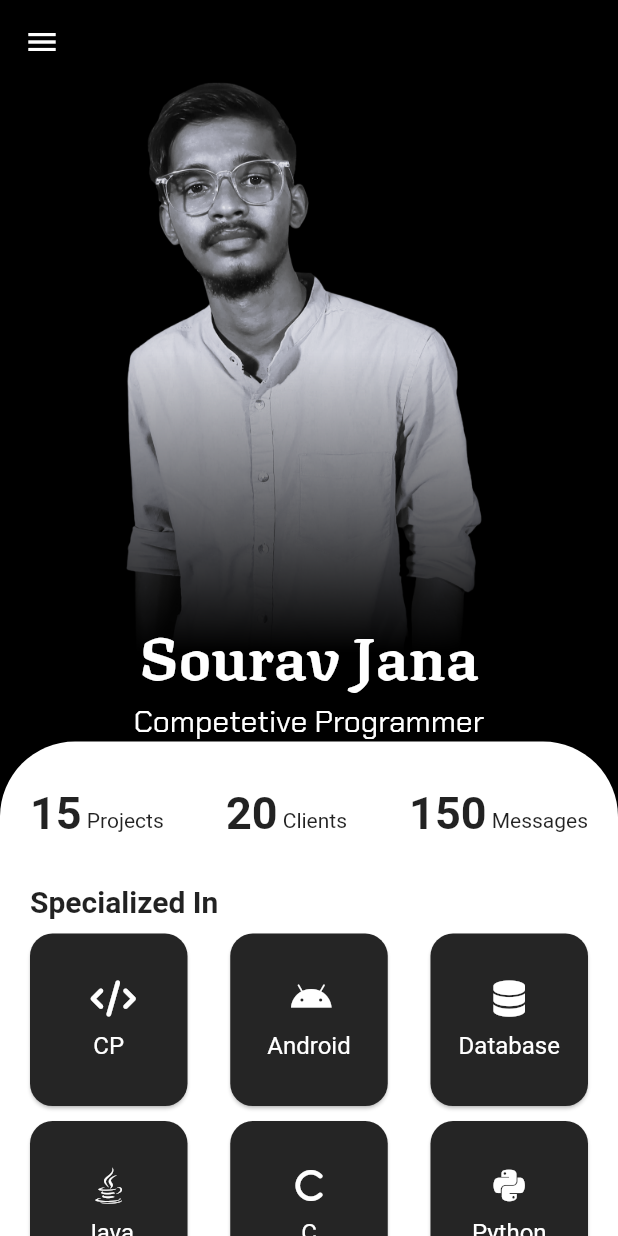
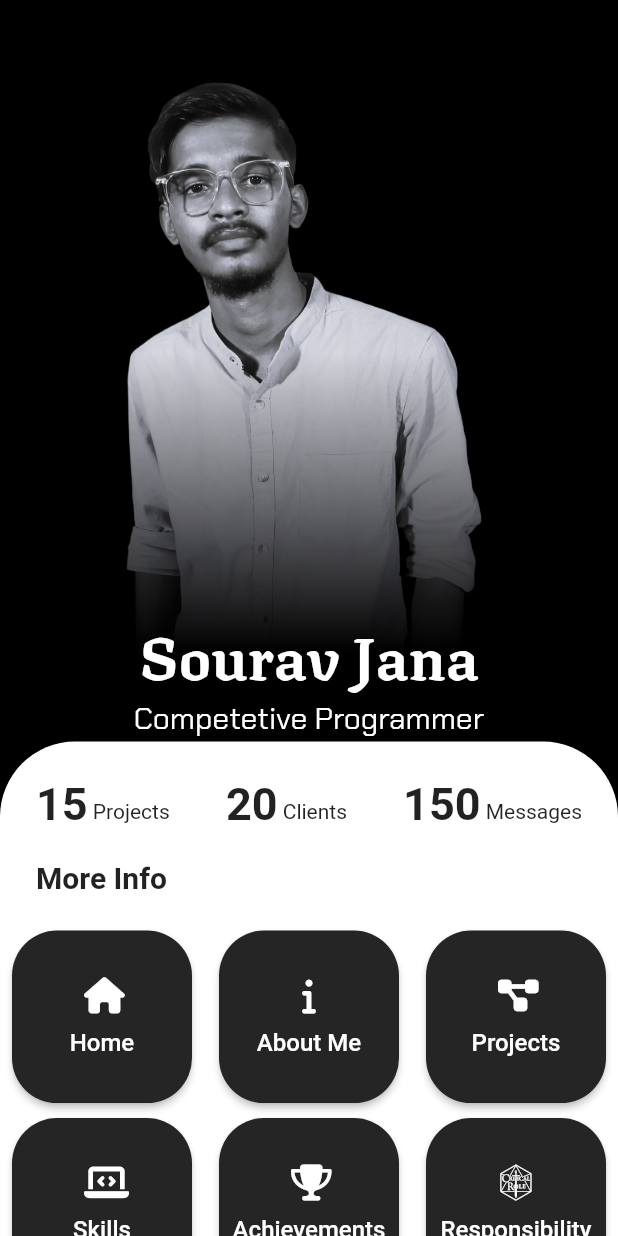
Before and after one commit to sj-15/Portfolio-App, a Flutter app: the screen it shows after launch, on a phone screen of 412 x 824 dp. Run offline on Flutter 3.47's test engine with Material 2 defaults, Android fonts, the phone set to English and light mode, and no system bars; drawn by our look-alikes of animated_text_kit, sliding_sheet; our stand-ins replace font_awesome_flutter; Roboto replaces fonts that are missing (Soho).

Commit message:
homepage sliding window menu

```diff
--- a/lib/aboutsc.dart
+++ b/lib/aboutsc.dart
@@ -1,5 +1,4 @@
 import 'package:animated_text_kit/animated_text_kit.dart';
-import 'package:curved_navigation_bar/curved_navigation_bar.dart';
 import 'package:flutter/material.dart';
 import 'package:font_awesome_flutter/font_awesome_flutter.dart';
 
@@ -62,7 +61,7 @@ class _AboutMeState extends State<AboutMe> {
                         ),
                       ],
                       isRepeatingAnimation: true,
-                      repeatForever: true,
+                      // repeatForever: true,
                     ),
                   ],
                 ),
@@ -203,20 +202,6 @@ class _AboutMeState extends State<AboutMe> {
           ],
         ),
       ),
-      // bottomNavigationBar: CurvedNavigationBar(
-      //   height: 50,
-      //   backgroundColor: Colors.transparent,
-      //   animationDuration: const Duration(milliseconds: 300),
-      //   onTap: (index) {
-      //     selectedindex = index;
-      //   },
-      //   items: const [
-      //     Icon(Icons.face),
-      //     Icon(Icons.home),
-      //     Icon(Icons.menu),
-      //     Icon(Icons.contact_mail),
-      //   ],
-      // ),
     );
   }
 }
--- a/lib/homepage.dart
+++ b/lib/homepage.dart
@@ -29,15 +29,21 @@ class _MyHomeState extends State<MyHome> {
     );
   }
 
-  mySpec(icon, text) {
+  mySpec(icon, text, rout) {
     return SizedBox(
-      width: 105,
+      width: 120,
       height: 115,
-      child: Card(
-        margin: const EdgeInsets.all(0),
-        color: const Color(0xff252525),
+
+      child: ElevatedButton(
+        onPressed: () {
+          Navigator.pushNamed(context, rout);
+        },
+        style: ElevatedButton.styleFrom(
+          backgroundColor: const Color(0xff252525),
+          padding: const EdgeInsets.symmetric(vertical: 20),
           shape: RoundedRectangleBorder(
-          borderRadius: BorderRadius.circular(15),
+            borderRadius: BorderRadius.circular(30),
+          ),
         ),
         child: Column(
           mainAxisAlignment: MainAxisAlignment.center,
@@ -59,6 +65,7 @@ class _MyHomeState extends State<MyHome> {
           ],
         ),
       ),
+      // ),
     );
   }
 
@@ -68,40 +75,8 @@ class _MyHomeState extends State<MyHome> {
       backgroundColor: Colors.black,
       extendBodyBehindAppBar: true,
       appBar: AppBar(
-        leading: PopupMenuButton(
-          color: Colors.transparent,
-          icon: const Icon(
-            Icons.menu,
-            color: Colors.white,
-          ),
-          itemBuilder: ((context) => [
-                PopupMenuItem(
-                  value: 1,
-                  child: TextButton(
-                    child: const Text(
-                      'About Me',
-                      style: TextStyle(color: Colors.white),
-                    ),
-                    onPressed: () {
-                      Navigator.pushNamed(context, '/about');
-                    },
-                  ),
-                ),
-                PopupMenuItem(
-                  value: 2,
-                  child: TextButton(
-                    child: const Text(
-                      'Projects',
-                      style: TextStyle(color: Colors.white),
-                    ),
-                    onPressed: () {
-                      Navigator.pushNamed(context, '/project');
-                    },
-                  ),
-                ),
-              ]),
-        ),
         elevation: 0,
+        automaticallyImplyLeading: false,
         backgroundColor: Colors.transparent,
       ),
       body: SlidingSheet(
@@ -153,9 +128,6 @@ class _MyHomeState extends State<MyHome> {
                         fontWeight: FontWeight.bold,
                         fontFamily: "Texturina"),
                   ),
-                  const SizedBox(
-                    height: 2,
-                  ),
                   AnimatedTextKit(
                     animatedTexts: [
                       TyperAnimatedText(
@@ -187,10 +159,11 @@ class _MyHomeState extends State<MyHome> {
           // This is the content of the sheet that will get
           // scrolled, if the content is bigger than the available
           // height of the sheet.
-          return Container(
-            margin: const EdgeInsets.only(left: 20, right: 20, top: 30),
-            height: 500,
-            child: Center(
+          return Column(
+            children: [
+              Container(
+                padding: const EdgeInsets.all(16),
+                margin: const EdgeInsets.all(8),
                 child: Column(
                     crossAxisAlignment: CrossAxisAlignment.start,
                     children: [
@@ -203,23 +176,32 @@ class _MyHomeState extends State<MyHome> {
                         ],
                       ),
                       const SizedBox(
-                    height: 30,
+                        height: 20,
                       ),
                       const Text(
-                    'Specialized In',
-                    style: TextStyle(fontSize: 20, fontWeight: FontWeight.bold),
+                        'More Info',
+                        style: TextStyle(
+                            fontSize: 20, fontWeight: FontWeight.bold),
                       ),
-                  const SizedBox(
-                    height: 10,
+                    ]),
               ),
+              Container(
+                margin: const EdgeInsets.only(left: 8, right: 8),
+                height: 400,
+                child: Center(
+                  child: Column(
+                    crossAxisAlignment: CrossAxisAlignment.start,
+                    children: [
                       Column(
                         children: [
                           Row(
                             mainAxisAlignment: MainAxisAlignment.spaceBetween,
                             children: [
-                          mySpec(FontAwesomeIcons.code, 'CP'),
-                          mySpec(FontAwesomeIcons.android, 'Android'),
-                          mySpec(FontAwesomeIcons.database, 'Database'),
+                              mySpec(FontAwesomeIcons.house, 'Home', '/'),
+                              mySpec(
+                                  FontAwesomeIcons.info, 'About Me', '/about'),
+                              mySpec(FontAwesomeIcons.diagramProject,
+                                  'Projects', '/project'),
                             ],
                           ),
                           const SizedBox(
@@ -228,9 +210,12 @@ class _MyHomeState extends State<MyHome> {
                           Row(
                             mainAxisAlignment: MainAxisAlignment.spaceBetween,
                             children: [
-                          mySpec(FontAwesomeIcons.java, 'Java'),
-                          mySpec(FontAwesomeIcons.c, 'C'),
-                          mySpec(FontAwesomeIcons.python, 'Python'),
+                              mySpec(
+                                  FontAwesomeIcons.laptopCode, 'Skills', '/'),
+                              mySpec(
+                                  FontAwesomeIcons.trophy, 'Achievements', '/'),
+                              mySpec(FontAwesomeIcons.criticalRole,
+                                  'Responsibility', '/'),
                             ],
                           ),
                           const SizedBox(
@@ -239,9 +224,12 @@ class _MyHomeState extends State<MyHome> {
                           Row(
                             mainAxisAlignment: MainAxisAlignment.spaceBetween,
                             children: [
-                          mySpec(FontAwesomeIcons.docker, 'Docker'),
-                          mySpec(FontAwesomeIcons.linux, 'Linux'),
-                          mySpec(FontAwesomeIcons.github, 'Github'),
+                              mySpec(
+                                  FontAwesomeIcons.desktop, 'Experiences', '/'),
+                              mySpec(FontAwesomeIcons.userGraduate, 'Education',
+                                  '/'),
+                              mySpec(FontAwesomeIcons.solidCommentDots,
+                                  'Contact Me', '/'),
                             ],
                           )
                         ],
@@ -249,6 +237,8 @@ class _MyHomeState extends State<MyHome> {
                     ],
                   ),
                 ),
+              ),
+            ],
           );
         },
       ),
--- a/lib/main.dart
+++ b/lib/main.dart
@@ -31,3 +31,14 @@ class _MyAppState extends State<MyApp> {
     return Container();
   }
 }
+/*
+1. Home
+2. About Me
+3. Skills
+4. Projects
+7. Experience
+8. Education
+5. Achievments
+6. Contact Me
+9. Responsibilities
+*/
--- a/lib/projects.dart
+++ b/lib/projects.dart
@@ -1,4 +1,3 @@
-import 'package:curved_navigation_bar/curved_navigation_bar.dart';
 import 'package:flutter/material.dart';
 import 'package:font_awesome_flutter/font_awesome_flutter.dart';
 
@@ -89,7 +88,7 @@ class _MyProjectState extends State<MyProject> {
       // extendBodyBehindAppBar: true,
       appBar: AppBar(
         elevation: 0,
-        backgroundColor: Color(0xff262628),
+        backgroundColor: const Color(0xff262628),
         automaticallyImplyLeading: true,
         title: Container(
           alignment: Alignment.topLeft,
@@ -128,20 +127,6 @@ class _MyProjectState extends State<MyProject> {
           ),
         ),
       ),
-      // bottomNavigationBar: CurvedNavigationBar(
-      //   height: 50,
-      //   backgroundColor: Colors.transparent,
-      //   animationDuration: const Duration(milliseconds: 300),
-      //   onTap: (index) {
-      //     selectedindex = index;
-      //   },
-      //   items: const [
-      //     Icon(Icons.face),
-      //     Icon(Icons.home),
-      //     Icon(Icons.menu),
-      //     Icon(Icons.contact_mail),
-      //   ],
-      // ),
     );
   }
 }
```
Lines whose indentation alone changed are shown as unchanged.
